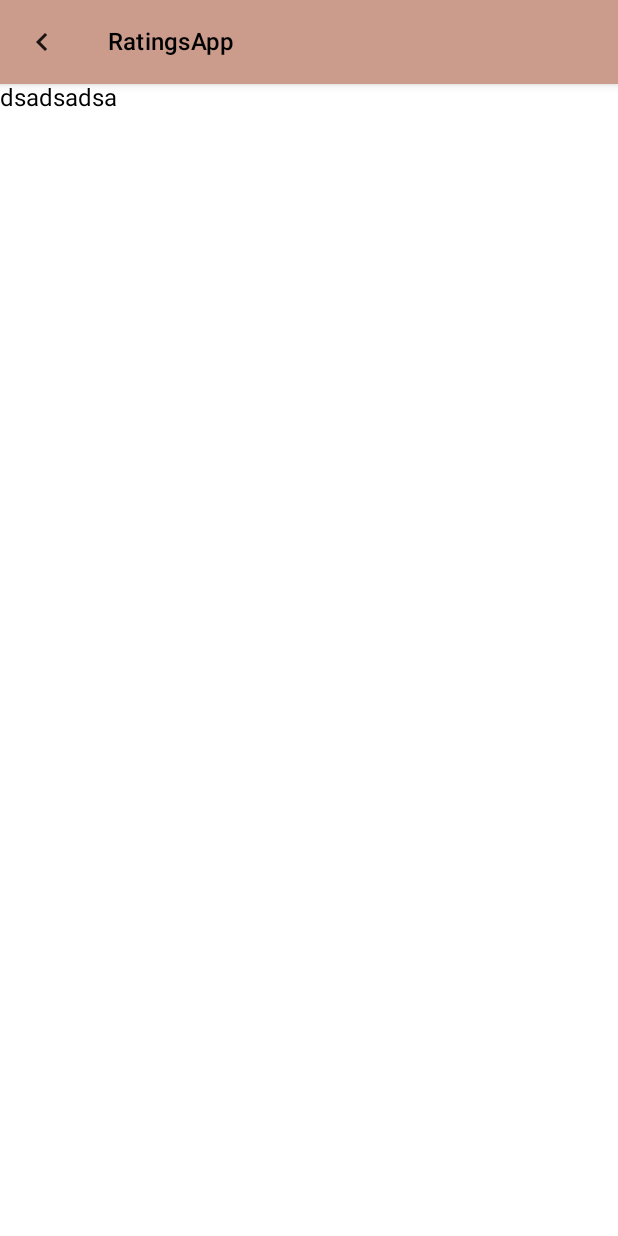
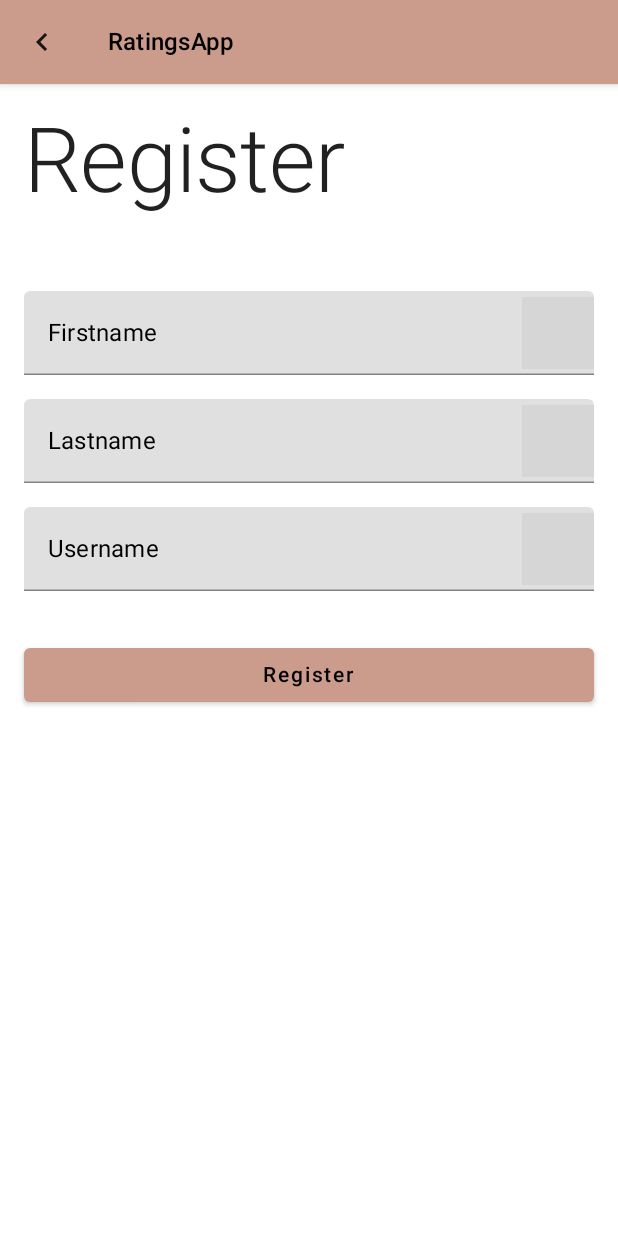
Before and after one commit to arttujo/thesis, an Android app built with Jetpack Compose: the @Preview function RegisterScreenPreview, on a phone screen of 412 x 824 dp. Run offline under Robolectric (Android 15) with nearby library versions, the phone set to English and light mode, and no system bars; our stand-ins replace livedata-compose; 1 statement that could not run was skipped; grey boxes are pictures that could not be loaded.

Commit message:
register screen layout

```diff
--- /dev/null
+++ b/app/src/main/java/com/example/ratingsapp/components/utils.kt
@@ -0,0 +1,74 @@
+package com.example.ratingsapp.components
+
+import androidx.compose.animation.AnimatedVisibility
+import androidx.compose.animation.ExperimentalAnimationApi
+import androidx.compose.animation.fadeIn
+import androidx.compose.animation.fadeOut
+import androidx.compose.foundation.clickable
+import androidx.compose.foundation.layout.Column
+import androidx.compose.foundation.layout.fillMaxWidth
+import androidx.compose.foundation.layout.padding
+import androidx.compose.material.Icon
+import androidx.compose.material.Text
+import androidx.compose.material.TextField
+import androidx.compose.material.icons.Icons
+import androidx.compose.material.icons.filled.Clear
+import androidx.compose.runtime.Composable
+import androidx.compose.ui.Modifier
+import androidx.compose.ui.res.dimensionResource
+import androidx.compose.ui.res.stringResource
+import androidx.compose.ui.tooling.preview.Preview
+import androidx.compose.ui.unit.dp
+import androidx.lifecycle.ViewModel
+import com.example.ratingsapp.R
+
+
+@Composable
+fun ColumnWithDefaultMargin(composable: @Composable () -> Unit) {
+    Column (modifier = Modifier.padding(dimensionResource(id = R.dimen.default_padding))) {
+        composable()
+    }
+
+}
+
+@ExperimentalAnimationApi
+@Composable
+fun GenericClearableTextInput(
+    hint: String,
+    contentDescription: String,
+    modifier: Modifier?,
+    inputValue: String,
+    onChange: (String) -> Unit,
+    onClear: () -> Unit) {
+
+
+    TextField(
+        trailingIcon = {
+            AnimatedVisibility(
+                visible = inputValue != "",
+                enter = fadeIn(0.1F),
+                exit = fadeOut(0.1F)
+            ) {
+                Icon(
+                    imageVector = Icons.Filled.Clear,
+                    contentDescription = contentDescription,
+                    modifier = Modifier.clickable {
+                        onClear()
+                    }
+                )
+            }
+
+        },
+        value = inputValue,
+        onValueChange = { onChange(it) },
+        modifier = modifier ?: Modifier,
+        label = { Text(text = hint) }
+    )
+}
+
+@ExperimentalAnimationApi
+@Preview(showBackground = true)
+@Composable
+fun ClearInput() {
+    GenericClearableTextInput(inputValue = "", onChange = {}, onClear = {}, hint = "Username", contentDescription = "Content desciption", modifier = null)
+}
--- a/app/src/main/java/com/example/ratingsapp/features/login_register/LoginRegisterViewModel.kt
+++ b/app/src/main/java/com/example/ratingsapp/features/login_register/LoginRegisterViewModel.kt
@@ -3,6 +3,7 @@ package com.example.ratingsapp.features.login_register
 import androidx.lifecycle.LiveData
 import androidx.lifecycle.MutableLiveData
 import androidx.lifecycle.ViewModel
+import androidx.lifecycle.ViewModelStoreOwner
 
 class LoginViewModel:ViewModel() {
 
@@ -25,3 +26,33 @@ class LoginViewModel:ViewModel() {
 
 
 }
+
+class RegisterViewModel: ViewModel() {
+
+    private val _username = MutableLiveData("")
+    private val _firstname = MutableLiveData("")
+    private val _lastname = MutableLiveData("")
+
+    val username: LiveData<String> = _username
+    val firstname: LiveData<String> = _firstname
+    val lastname: LiveData<String> = _lastname
+
+
+    fun clearFirstname() { _firstname.value = "" }
+    fun clearLastname() { _lastname.value = "" }
+    fun clearUsername() { _username.value = "" }
+
+
+    fun onFNInputChange(newInput: String) {
+        _firstname.value = newInput
+    }
+    fun onLNInputChange(newInput: String) {
+        _lastname.value = newInput
+    }
+    fun onUNInputChange(newInput: String) {
+        _username.value = newInput
+    }
+
+
+
+}
--- a/app/src/main/java/com/example/ratingsapp/features/login_register/RegisterScreen.kt
+++ b/app/src/main/java/com/example/ratingsapp/features/login_register/RegisterScreen.kt
@@ -1,28 +1,83 @@
 package com.example.ratingsapp.features.login_register
 
-import androidx.compose.foundation.layout.Column
+import androidx.compose.animation.ExperimentalAnimationApi
 import androidx.compose.foundation.layout.fillMaxSize
+import androidx.compose.foundation.layout.fillMaxWidth
+import androidx.compose.foundation.layout.padding
+import androidx.compose.material.Button
+import androidx.compose.material.MaterialTheme
 import androidx.compose.material.Scaffold
 import androidx.compose.material.Text
 import androidx.compose.runtime.Composable
+import androidx.compose.runtime.livedata.observeAsState
 import androidx.compose.ui.Modifier
+import androidx.compose.ui.res.dimensionResource
+import androidx.compose.ui.res.stringResource
 import androidx.compose.ui.tooling.preview.Preview
+import androidx.compose.ui.unit.dp
+import androidx.lifecycle.viewmodel.compose.viewModel
 import androidx.navigation.NavController
 import androidx.navigation.compose.rememberNavController
+import com.example.ratingsapp.R
 import com.example.ratingsapp.components.BackArrowTopBar
-import com.example.ratingsapp.components.NoActionTopBar
+import com.example.ratingsapp.components.ColumnWithDefaultMargin
+import com.example.ratingsapp.components.GenericClearableTextInput
 import com.example.ratingsapp.ui.theme.RatingsAppTheme
 
 
+@ExperimentalAnimationApi
 @Composable
 fun RegisterScreen(navController: NavController){
+    val vm: RegisterViewModel = viewModel()
+
     Scaffold(
         topBar = { BackArrowTopBar(navController = navController) },
         modifier = Modifier
             .fillMaxSize()){
+        ColumnWithDefaultMargin {
+            Text(
+                text = stringResource(id = R.string.register_title),
+                style = MaterialTheme.typography.h2,
+                modifier = Modifier
+                    .padding(bottom = 50.dp)
+                    .fillMaxWidth()
+            )
+            GenericClearableTextInput(
+                hint = stringResource(id = R.string.firstname_hint),
+                contentDescription = stringResource(id = R.string.firstname_hint),
+                modifier = Modifier
+                    .fillMaxWidth()
+                    .padding(bottom = dimensionResource(id = R.dimen.default_padding)),
+                inputValue = vm.firstname.observeAsState("").value,
+                onChange = {vm.onFNInputChange(it)},
+                onClear = { vm.clearFirstname() }
+            )
 
-        Column() {
-            Text(text = "dsadsadsa")
+            GenericClearableTextInput(
+                hint = stringResource(id = R.string.lastname_hint),
+                contentDescription = stringResource(id = R.string.lastname_hint),
+                modifier = Modifier
+                    .fillMaxWidth()
+                    .padding(bottom = dimensionResource(id = R.dimen.default_padding)),
+                inputValue = vm.lastname.observeAsState("").value,
+                onChange = {vm.onLNInputChange(it)},
+                onClear = {vm.clearLastname()}
+            )
+            GenericClearableTextInput(
+                hint = stringResource(id = R.string.username_hint),
+                contentDescription = stringResource(id = R.string.username_hint),
+                modifier = Modifier
+                    .fillMaxWidth()
+                    .padding(bottom = dimensionResource(id = R.dimen.default_padding_double)),
+                inputValue = vm.username.observeAsState("").value,
+                onChange = {vm.onUNInputChange(it)},
+                onClear = {vm.clearUsername()}
+            )
+
+            Button(onClick = { /*TODO*/ }, modifier = Modifier.fillMaxWidth()) {
+                Text(text = stringResource(id = R.string.register_title))
+            }
+
         }
     }
 
@@ -31,6 +86,7 @@ fun RegisterScreen(navController: NavController){
 
 
 
+@ExperimentalAnimationApi
 @Preview(showBackground = true)
 @Composable
 fun RegisterScreenPreview() {
--- a/app/src/main/res/values/strings.xml
+++ b/app/src/main/res/values/strings.xml
@@ -15,6 +15,9 @@
 
 
     <string name="username_hint">Username</string>
+    <string name="firstname_hint">Firstname</string>
+    <string name="lastname_hint">Lastname</string>
+
 
     <!-- Content Descriptions -->
 
```
